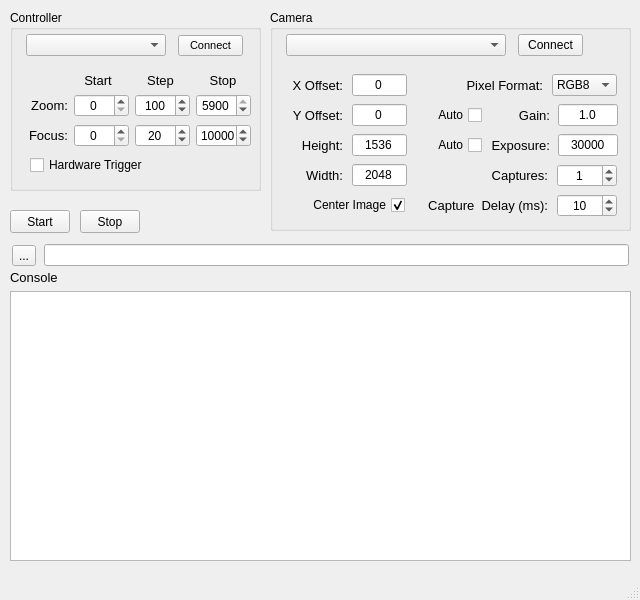
Above: capture_gui/src/capture_gui.ui from NSWC-Crane/passive_range before the change. Below: the same form after it.
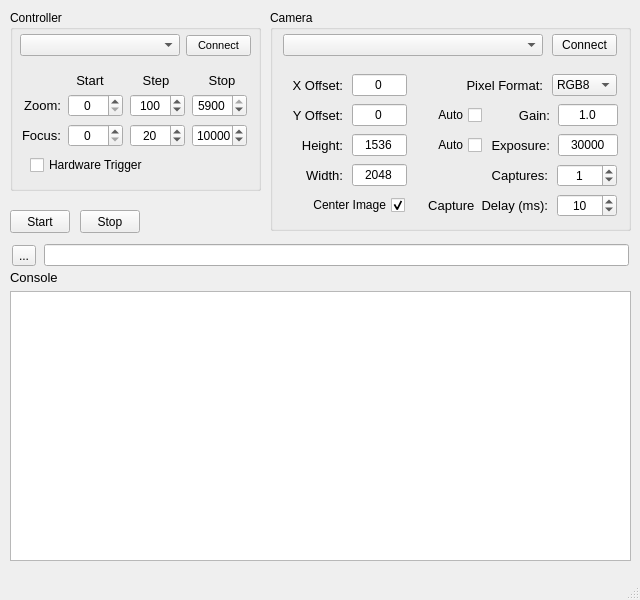
That is the form after the change.

Commit message: adding motor output

The edit to the form file:
```diff
--- a/capture_gui/src/capture_gui.ui
+++ b/capture_gui/src/capture_gui.ui
@@ -124,7 +124,7 @@
       <rect>
        <x>10</x>
        <y>20</y>
-       <width>231</width>
+       <width>233</width>
        <height>31</height>
       </rect>
      </property>
@@ -133,13 +133,13 @@
        <widget class="QComboBox" name="ftdi_cb">
         <property name="minimumSize">
          <size>
-          <width>140</width>
+          <width>160</width>
           <height>0</height>
          </size>
         </property>
         <property name="maximumSize">
          <size>
-          <width>140</width>
+          <width>160</width>
           <height>16777215</height>
          </size>
         </property>
@@ -186,13 +186,13 @@
        <widget class="QLabel" name="label_12">
         <property name="minimumSize">
          <size>
-          <width>20</width>
+          <width>40</width>
           <height>0</height>
          </size>
         </property>
         <property name="maximumSize">
          <size>
-          <width>50</width>
+          <width>40</width>
           <height>16777215</height>
          </size>
         </property>
@@ -307,15 +307,27 @@
     <widget class="QWidget" name="horizontalLayoutWidget_5">
      <property name="geometry">
       <rect>
-       <x>60</x>
+       <x>50</x>
        <y>60</y>
-       <width>181</width>
+       <width>191</width>
        <height>21</height>
       </rect>
      </property>
      <layout class="QHBoxLayout" name="horizontalLayout_5">
       <item>
        <widget class="QLabel" name="label_8">
+        <property name="minimumSize">
+         <size>
+          <width>60</width>
+          <height>0</height>
+         </size>
+        </property>
+        <property name="maximumSize">
+         <size>
+          <width>60</width>
+          <height>16777215</height>
+         </size>
+        </property>
         <property name="font">
          <font>
           <pointsize>10</pointsize>
@@ -331,6 +343,18 @@
       </item>
       <item>
        <widget class="QLabel" name="label_7">
+        <property name="minimumSize">
+         <size>
+          <width>60</width>
+          <height>0</height>
+         </size>
+        </property>
+        <property name="maximumSize">
+         <size>
+          <width>60</width>
+          <height>16777215</height>
+         </size>
+        </property>
         <property name="font">
          <font>
           <pointsize>10</pointsize>
@@ -346,6 +370,18 @@
       </item>
       <item>
        <widget class="QLabel" name="label_6">
+        <property name="minimumSize">
+         <size>
+          <width>60</width>
+          <height>0</height>
+         </size>
+        </property>
+        <property name="maximumSize">
+         <size>
+          <width>60</width>
+          <height>16777215</height>
+         </size>
+        </property>
         <property name="font">
          <font>
           <pointsize>10</pointsize>
@@ -375,13 +411,13 @@
        <widget class="QLabel" name="label_5">
         <property name="minimumSize">
          <size>
-          <width>20</width>
+          <width>40</width>
           <height>0</height>
          </size>
         </property>
         <property name="maximumSize">
          <size>
-          <width>50</width>
+          <width>40</width>
           <height>16777215</height>
          </size>
         </property>
@@ -1008,7 +1044,7 @@
       <rect>
        <x>10</x>
        <y>20</y>
-       <width>311</width>
+       <width>341</width>
        <height>31</height>
       </rect>
      </property>
@@ -1017,13 +1053,13 @@
        <widget class="QComboBox" name="cam_cb">
         <property name="minimumSize">
          <size>
-          <width>220</width>
+          <width>260</width>
           <height>0</height>
          </size>
         </property>
         <property name="maximumSize">
          <size>
-          <width>220</width>
+          <width>260</width>
           <height>16777215</height>
          </size>
         </property>
```
The commit also changes 1 other file.
